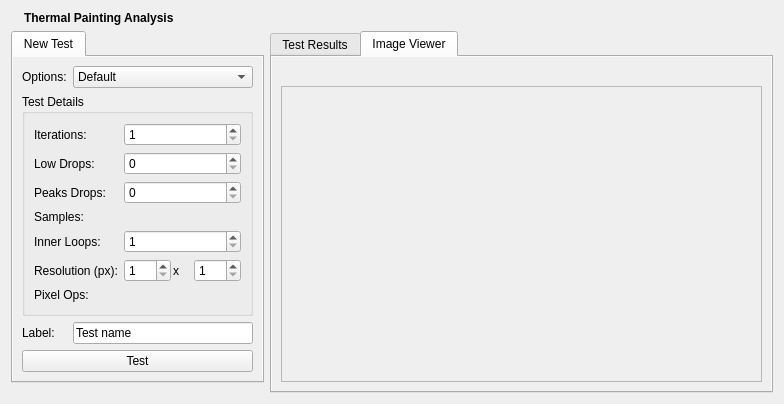
First picture: the form in src/plugins/inspector/nokiaqtbackend/painting/thermalpanel.ui, repository enricoros/k-qt-creator-inspector, before the edit.
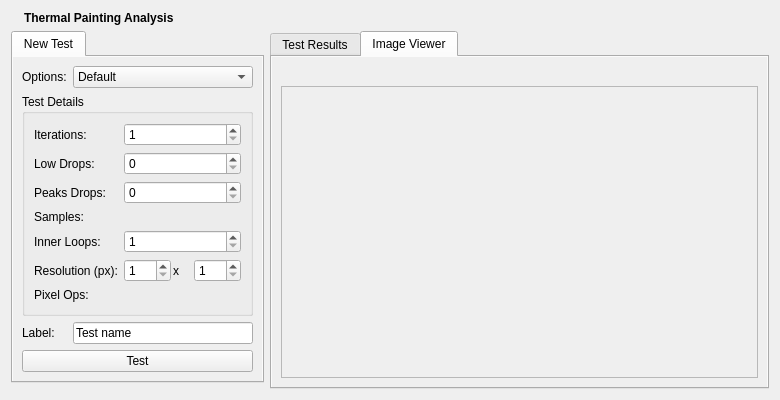
Second picture: the form after the edit. The open tabs and pages were chosen to show the change. Icons and pictures are not drawn.

Commit message: Inspector: thermal: allow console debugging for crashing tests

```diff
--- a/src/plugins/inspector/nokiaqtbackend/painting/thermalpanel.ui
+++ b/src/plugins/inspector/nokiaqtbackend/painting/thermalpanel.ui
@@ -7,8 +7,8 @@
    <rect>
     <x>0</x>
     <y>0</y>
-    <width>784</width>
-    <height>404</height>
+    <width>780</width>
+    <height>400</height>
    </rect>
   </property>
   <layout class="QGridLayout" name="gridLayout_2">
@@ -362,8 +362,8 @@
            <rect>
             <x>0</x>
             <y>0</y>
-            <width>94</width>
-            <height>24</height>
+            <width>481</width>
+            <height>301</height>
            </rect>
           </property>
          </widget>
```
Left out of the diff: 5 changed lines with no effect on the pictures. The commit also changes 1 other file.
